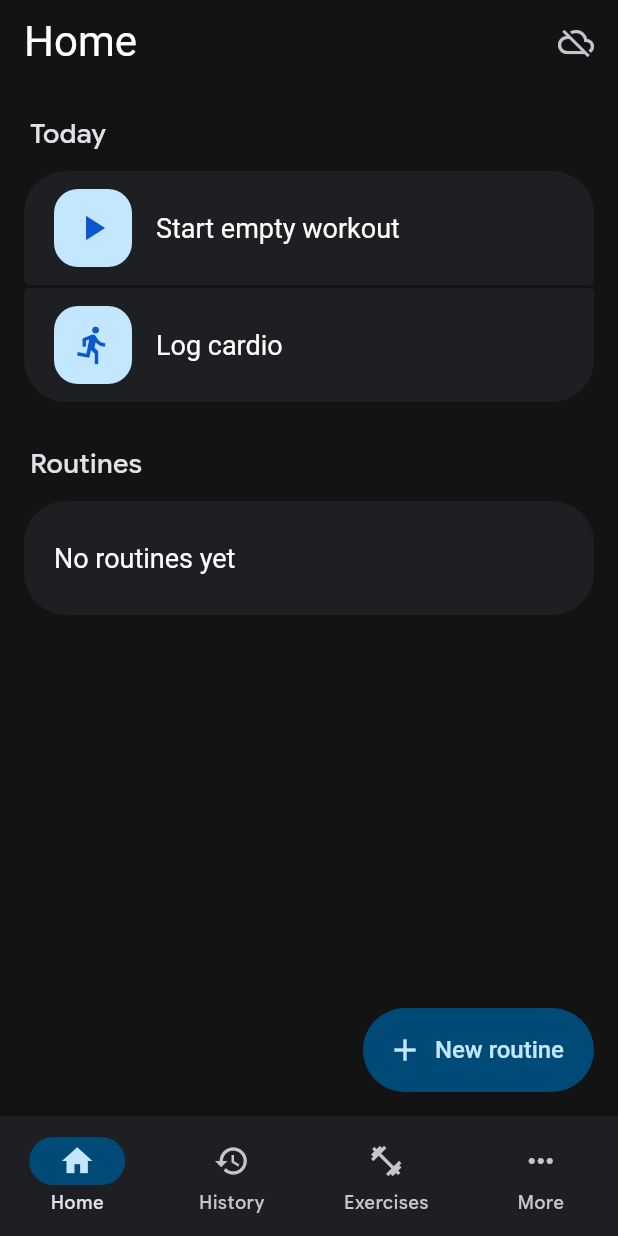
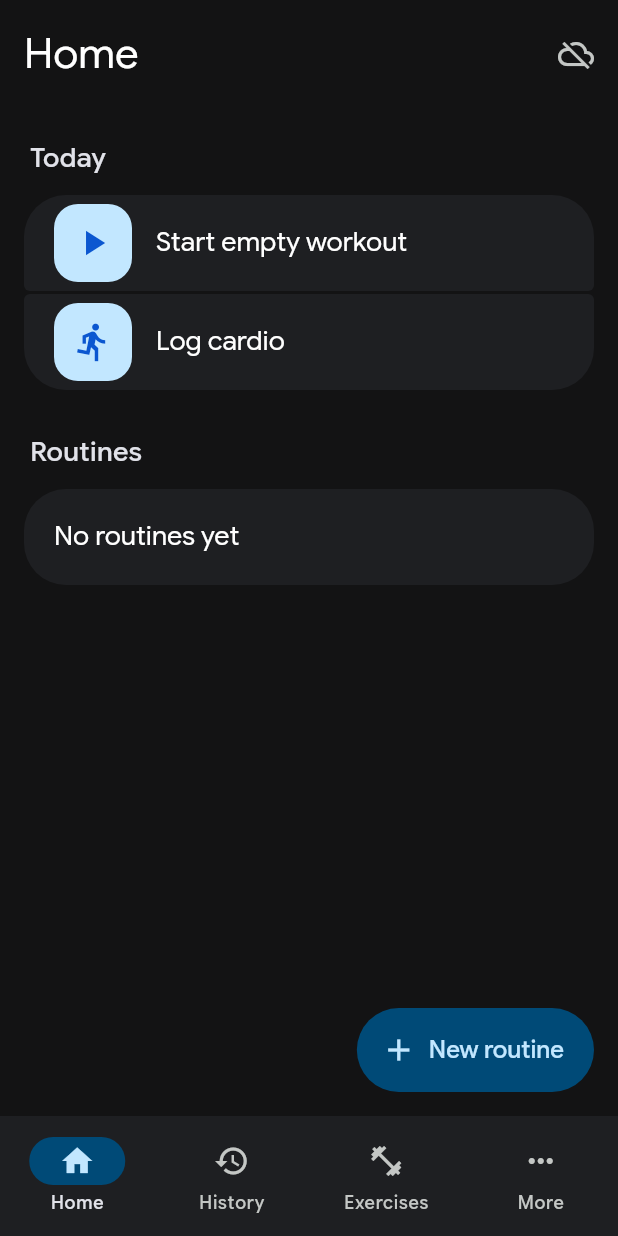
Before and after one commit to danielrispler/timburr, a Flutter app: the screen it shows after launch, after a tap on the "close" icon, on a phone screen of 412 x 824 dp. Run offline on Flutter 3.47's test engine with Material 3 defaults, Android fonts, the phone set to English and light mode, and no system bars; our stand-ins replace connectivity_plus, drift, drift_flutter, file_picker, fl_chart, flutter_local_notifications and 3 more; accounts and stored records are empty; generated files the repository leaves out were written again.

Commit message:
Finish the Google Health restyle and fix review findings
Pinned full-width bottom buttons (BottomAction) on workout, routine
editor, cardio form and import; tonal "Add exercises"; outlined filter
chips on the picker; timer pill in the rest bar; icon tiles on workout
cards. Theme no longer hard-codes text colors or hides dividers, dense
tiles keep their height, and grouped tiles share one helper.

Co-Authored-By: Claude Opus 5.5 (1M context) <noreply@anthropic.com>

```diff
--- a/lib/ui/backup/backup_screen.dart
+++ b/lib/ui/backup/backup_screen.dart
@@ -6,10 +6,10 @@ import 'package:flutter/material.dart';
 import 'package:path_provider/path_provider.dart';
 import 'package:share_plus/share_plus.dart';
 
-import '../core/theme.dart';
 import '../../data/backup.dart';
 import '../../data/db.dart';
 import '../../data/sync.dart';
+import '../core/theme.dart';
 
 /// More > Backup / Restore. Export opens the share sheet; restore asks replace or merge, then confirms.
 class BackupScreen extends StatefulWidget {
--- a/lib/ui/cardio/cardio_stats.dart
+++ b/lib/ui/cardio/cardio_stats.dart
@@ -1,9 +1,9 @@
 import 'package:fl_chart/fl_chart.dart';
 import 'package:flutter/material.dart';
 
-import '../core/theme.dart';
 import '../../data/cardio.dart';
 import '../../data/db.dart';
+import '../core/theme.dart';
 
 String _time(int sec) {
   final h = sec ~/ 3600, m = (sec % 3600) ~/ 60, s = sec % 60;
--- a/lib/ui/core/theme.dart
+++ b/lib/ui/core/theme.dart
@@ -10,35 +10,33 @@ const _tonal = Color(0xFF004A77);
 const _onTonal = Color(0xFFC2E7FF);
 const _iconTile = Color(0xFFC2E7FF);
 const _onIconTile = Color(0xFF0B57D0);
+const _onSurfaceVariant = Color(0xFFC4C7C5);
 
-final _pill = WidgetStatePropertyAll(const StadiumBorder());
+const _pill = WidgetStatePropertyAll(StadiumBorder());
 const _bigButton = WidgetStatePropertyAll(Size(64, 52));
-const _buttonText = WidgetStatePropertyAll(
-  TextStyle(fontSize: 16, fontWeight: FontWeight.w500),
-);
+const _buttonText = WidgetStatePropertyAll(TextStyle(fontSize: 16, fontWeight: FontWeight.w500));
+const _buttons = ButtonStyle(shape: _pill, minimumSize: _bigButton, textStyle: _buttonText);
 
 ThemeData buildDarkTheme() {
-  final scheme =
-      ColorScheme.fromSeed(
-        seedColor: _primary,
-        brightness: Brightness.dark,
-      ).copyWith(
+  final scheme = ColorScheme.fromSeed(seedColor: _primary, brightness: Brightness.dark).copyWith(
       surface: _bg,
       surfaceContainerLowest: _bg,
       surfaceContainerLow: _surface,
       surfaceContainer: _surface,
       surfaceContainerHigh: _surfaceHigh,
       surfaceContainerHighest: _surfaceHigh,
+      onSurfaceVariant: _onSurfaceVariant,
       primary: _primary,
       onPrimary: _onPrimary,
       primaryContainer: _iconTile,
       onPrimaryContainer: _onIconTile,
       secondaryContainer: _tonal,
       onSecondaryContainer: _onTonal,
+      outlineVariant: const Color(0xFF444746),
       error: const Color(0xFFF2B8B5),
-        errorContainer: const Color(0xFFB3261E),
-      );
+      errorContainer: const Color(0xFFB3261E));
   final input = OutlineInputBorder(borderRadius: BorderRadius.circular(8));
+  // Sizes only: colors come from the scheme so disabled and error states still apply.
   return ThemeData(
     colorScheme: scheme,
     fontFamily: 'GoogleSans',
@@ -47,92 +45,66 @@ ThemeData buildDarkTheme() {
         backgroundColor: _bg,
         surfaceTintColor: Colors.transparent,
         scrolledUnderElevation: 0,
-      titleTextStyle: TextStyle(
-        fontSize: 28,
-        fontWeight: FontWeight.w400,
-        color: Colors.white,
-      ),
-    ),
+        centerTitle: false,
+        toolbarHeight: 72,
+        titleTextStyle: TextStyle(fontFamily: 'GoogleSans', fontSize: 28)),
     cardTheme: CardThemeData(
         color: _surface,
         elevation: 0,
         margin: const EdgeInsets.symmetric(vertical: 4),
-      shape: RoundedRectangleBorder(borderRadius: BorderRadius.circular(24)),
-    ),
+        shape: RoundedRectangleBorder(borderRadius: BorderRadius.circular(28))),
     listTileTheme: const ListTileThemeData(
-      contentPadding: EdgeInsets.symmetric(horizontal: 20, vertical: 6),
-      minTileHeight: 64,
-      titleTextStyle: TextStyle(fontSize: 18, color: Colors.white),
-      subtitleTextStyle: TextStyle(fontSize: 15, color: Color(0xFFC4C7C5)),
-    ),
-    filledButtonTheme: FilledButtonThemeData(
-      style: ButtonStyle(
-        shape: _pill,
-        minimumSize: _bigButton,
-        textStyle: _buttonText,
-      ),
-    ),
-    outlinedButtonTheme: OutlinedButtonThemeData(
-      style: ButtonStyle(
-        shape: _pill,
-        minimumSize: _bigButton,
-        textStyle: _buttonText,
-      ),
-    ),
-    textButtonTheme: TextButtonThemeData(
-      style: ButtonStyle(shape: _pill, textStyle: _buttonText),
-    ),
+        contentPadding: EdgeInsets.symmetric(horizontal: 20, vertical: 4),
+        titleTextStyle: TextStyle(fontFamily: 'GoogleSans', fontSize: 18),
+        subtitleTextStyle: TextStyle(fontFamily: 'GoogleSans', fontSize: 15)),
+    filledButtonTheme: const FilledButtonThemeData(style: _buttons),
+    outlinedButtonTheme: const OutlinedButtonThemeData(style: _buttons),
+    textButtonTheme: const TextButtonThemeData(style: ButtonStyle(shape: _pill, textStyle: _buttonText)),
     floatingActionButtonTheme: const FloatingActionButtonThemeData(
         backgroundColor: _tonal,
         foregroundColor: _onTonal,
         elevation: 0,
         shape: StadiumBorder(),
-      extendedTextStyle: TextStyle(fontSize: 16, fontWeight: FontWeight.w500),
-    ),
+        extendedTextStyle: TextStyle(fontFamily: 'GoogleSans', fontSize: 16, fontWeight: FontWeight.w500)),
     inputDecorationTheme: InputDecorationTheme(
         border: input,
-      enabledBorder: input.copyWith(
-        borderSide: const BorderSide(color: Color(0xFF8E918F)),
-      ),
-      focusedBorder: input.copyWith(
-        borderSide: const BorderSide(color: _primary, width: 2),
-      ),
-    ),
+        enabledBorder: input.copyWith(borderSide: const BorderSide(color: Color(0xFF8E918F))),
+        focusedBorder: input.copyWith(borderSide: const BorderSide(color: _primary, width: 2))),
     searchBarTheme: const SearchBarThemeData(
-      backgroundColor: WidgetStatePropertyAll(_surfaceHigh),
-      elevation: WidgetStatePropertyAll(0),
-    ),
+        backgroundColor: WidgetStatePropertyAll(_surfaceHigh), elevation: WidgetStatePropertyAll(0)),
+    chipTheme: ChipThemeData(
+        backgroundColor: _bg,
+        selectedColor: _tonal,
+        shape: RoundedRectangleBorder(borderRadius: BorderRadius.circular(8)),
+        labelStyle: const TextStyle(fontFamily: 'GoogleSans', fontSize: 15)),
     dialogTheme: DialogThemeData(
-      backgroundColor: _surfaceHigh,
-      shape: RoundedRectangleBorder(borderRadius: BorderRadius.circular(28)),
-    ),
-    bottomSheetTheme: const BottomSheetThemeData(
-      backgroundColor: _surface,
-      showDragHandle: true,
-    ),
-    navigationBarTheme: const NavigationBarThemeData(
-      backgroundColor: _surface,
-      indicatorColor: _tonal,
-      elevation: 0,
-    ),
+        backgroundColor: _surfaceHigh, shape: RoundedRectangleBorder(borderRadius: BorderRadius.circular(28))),
+    bottomSheetTheme: const BottomSheetThemeData(backgroundColor: _surface, showDragHandle: true),
+    navigationBarTheme: const NavigationBarThemeData(backgroundColor: _surface, indicatorColor: _tonal, elevation: 0),
     segmentedButtonTheme: SegmentedButtonThemeData(
         style: ButtonStyle(
-        backgroundColor: WidgetStateProperty.resolveWith(
-          (s) => s.contains(WidgetState.selected) ? _tonal : null,
-        ),
-        foregroundColor: WidgetStateProperty.resolveWith(
-          (s) => s.contains(WidgetState.selected) ? _onTonal : null,
-        ),
-      ),
-    ),
-    checkboxTheme: CheckboxThemeData(
-      shape: RoundedRectangleBorder(borderRadius: BorderRadius.circular(4)),
-    ),
-    dividerTheme: const DividerThemeData(color: Colors.transparent, space: 16),
+            backgroundColor: WidgetStateProperty.resolveWith((s) => s.contains(WidgetState.selected) ? _tonal : null),
+            foregroundColor:
+                WidgetStateProperty.resolveWith((s) => s.contains(WidgetState.selected) ? _onTonal : null))),
+    checkboxTheme: CheckboxThemeData(shape: RoundedRectangleBorder(borderRadius: BorderRadius.circular(4))),
   );
 }
 
-/// Google Health style grouped list: 2px gaps, big outer corners, small inner ones.
+/// One item of a Google Health style grouped list: 2px gaps, big outer corners, small inner ones.
+/// Lazy lists call this per item; TileGroup wraps a short fixed list.
+Widget groupedTile(int i, int n, Widget child) {
+  const big = Radius.circular(28), small = Radius.circular(4);
+  return Padding(
+    padding: EdgeInsets.only(top: i == 0 ? 0 : 2),
+    child: Material(
+      color: _surface,
+      clipBehavior: Clip.antiAlias,
+      borderRadius: BorderRadius.vertical(top: i == 0 ? big : small, bottom: i == n - 1 ? big : small),
+      child: child,
+    ),
+  );
+}
+
 class TileGroup extends StatelessWidget {
   const TileGroup({super.key, required this.children, this.title});
 
@@ -140,42 +112,25 @@ class TileGroup extends StatelessWidget {
   final String? title;
 
   @override
-  Widget build(BuildContext context) {
-    const big = Radius.circular(28), small = Radius.circular(4);
-    final n = children.length;
-    return Padding(
+  Widget build(BuildContext context) => Padding(
         padding: const EdgeInsets.fromLTRB(16, 8, 16, 8),
-      child: Column(
-        crossAxisAlignment: CrossAxisAlignment.start,
-        children: [
-          if (title != null)
-            Padding(
-              padding: const EdgeInsets.fromLTRB(4, 12, 4, 12),
-              child: Text(
-                title!,
-                style: const TextStyle(
-                  fontSize: 18,
-                  fontWeight: FontWeight.w500,
-                ),
-              ),
-            ),
-          for (var i = 0; i < n; i++)
-            Padding(
-              padding: EdgeInsets.only(top: i == 0 ? 0 : 2),
-              child: Material(
-                color: _surface,
-                clipBehavior: Clip.antiAlias,
-                borderRadius: BorderRadius.vertical(
-                  top: i == 0 ? big : small,
-                  bottom: i == n - 1 ? big : small,
-                ),
-                child: children[i],
-              ),
-            ),
-        ],
-      ),
+        child: Column(crossAxisAlignment: CrossAxisAlignment.start, children: [
+          if (title != null) SectionTitle(title!),
+          for (var i = 0; i < children.length; i++) groupedTile(i, children.length, children[i]),
+        ]),
       );
 }
+
+class SectionTitle extends StatelessWidget {
+  const SectionTitle(this.text, {super.key});
+
+  final String text;
+
+  @override
+  Widget build(BuildContext context) => Padding(
+        padding: const EdgeInsets.fromLTRB(4, 12, 4, 12),
+        child: Text(text, style: const TextStyle(fontSize: 18, fontWeight: FontWeight.w500)),
+      );
 }
 
 /// Light-blue rounded square holding an icon, used as a list tile's leading.
@@ -188,29 +143,35 @@ class IconTile extends StatelessWidget {
   Widget build(BuildContext context) => Container(
         width: 52,
         height: 52,
-    decoration: BoxDecoration(
-      color: _iconTile,
-      borderRadius: BorderRadius.circular(16),
-    ),
+        decoration: BoxDecoration(color: _iconTile, borderRadius: BorderRadius.circular(16)),
         child: Icon(icon, color: _onIconTile, size: 28),
       );
 }
 
-/// Icon for an exercise's IconTile, by its primary muscle (catalog muscle names).
+/// Full-width pill buttons pinned at the bottom of a screen, as in Google Health. Use as bottomNavigationBar.
+class BottomAction extends StatelessWidget {
+  const BottomAction({super.key, required this.children});
+
+  final List<Widget> children;
+
+  @override
+  Widget build(BuildContext context) => SafeArea(
+        child: Padding(
+          padding: const EdgeInsets.fromLTRB(16, 8, 16, 12),
+          child: Column(mainAxisSize: MainAxisSize.min, crossAxisAlignment: CrossAxisAlignment.stretch, children: [
+            for (final (i, c) in children.indexed) Padding(padding: EdgeInsets.only(top: i == 0 ? 0 : 8), child: c),
+          ]),
+        ),
+      );
+}
+
+/// Icon for an exercise's IconTile, by its primary muscle. Names are the catalog's (assets/exercises.json);
+/// an unknown name falls back to the generic icon.
 IconData muscleIcon(String? muscle) => switch (muscle) {
       'abdominals' || 'lower back' => Icons.self_improvement,
-  'quadriceps' ||
-  'hamstrings' ||
-  'glutes' ||
-  'calves' ||
-  'abductors' ||
-  'adductors' => Icons.directions_run,
-  'chest' || 'shoulders' || 'triceps' => Icons.sports_martial_arts,
-  'lats' ||
-  'middle back' ||
-  'traps' ||
-  'biceps' ||
-  'forearms' => Icons.sports_gymnastics,
+      'quadriceps' || 'hamstrings' || 'glutes' || 'calves' || 'abductors' || 'adductors' => Icons.directions_walk,
+      'chest' || 'shoulders' || 'triceps' => Icons.fitness_center,
+      'lats' || 'middle back' || 'traps' || 'biceps' || 'forearms' => Icons.sports_gymnastics,
       'neck' => Icons.accessibility_new,
-  _ => Icons.fitness_center,
+      _ => Icons.sports_martial_arts,
     };
--- a/lib/ui/exercises/exercise_detail.dart
+++ b/lib/ui/exercises/exercise_detail.dart
@@ -1,11 +1,11 @@
 import 'package:fl_chart/fl_chart.dart';
 import 'package:flutter/material.dart';
 
-import '../core/theme.dart';
 import '../../data/catalog.dart';
 import '../../data/db.dart';
 import '../../data/records.dart';
 import '../../data/workouts.dart';
+import '../core/theme.dart';
 
 const loadTypes = ['weighted', 'bodyweight', 'timed'];
 
@@ -271,7 +271,7 @@ class _CustomExerciseFormState extends State<CustomExerciseForm> {
 
   @override
   Widget build(BuildContext context) {
-    InputDecoration deco(String label) => InputDecoration(labelText: label, border: const OutlineInputBorder());
+    InputDecoration deco(String label) => InputDecoration(labelText: label);
     return Scaffold(
       appBar: AppBar(
         title: Text(widget.entry == null ? 'New exercise' : 'Edit exercise'),
--- a/lib/ui/exercises/exercise_picker.dart
+++ b/lib/ui/exercises/exercise_picker.dart
@@ -2,8 +2,8 @@ import 'dart:async';
 
 import 'package:flutter/material.dart';
 
+import '../../data/catalog.dart';
 import '../core/theme.dart';
-import '../../data/catalog.dart';
 
 /// Search plus muscle and equipment filters over the catalog. Reused by later tickets to pick an exercise.
 class ExercisePicker extends StatefulWidget {
@@ -34,19 +34,29 @@ class _ExercisePickerState extends State<ExercisePicker> {
     if (mounted) setState(() => _entries = entries);
   }
 
-  Widget _filter(String label, String? value, List<String> options, ValueChanged<String?> onChanged) => Expanded(
-        child: DropdownButtonFormField<String?>(
-          initialValue: value,
-          isExpanded: true,
-          decoration: InputDecoration(labelText: label, isDense: true),
-          items: [
-            const DropdownMenuItem(value: null, child: Text('Any')),
-            for (final o in options) DropdownMenuItem(value: o, child: Text(o)),
-          ],
-          onChanged: (v) {
-            onChanged(v);
+  /// Outlined chip with a drop-down arrow, as in Google Health. '' in the menu means "Any".
+  Widget _filter(String label, String? value, List<String> options, ValueChanged<String?> onChanged) =>
+      PopupMenuButton<String>(
+        tooltip: label,
+        onSelected: (v) {
+          onChanged(v.isEmpty ? null : v);
           _reload();
         },
+        itemBuilder: (_) => [
+          const PopupMenuItem(value: '', child: Text('Any')),
+          for (final o in options) PopupMenuItem(value: o, child: Text(o)),
+        ],
+        child: Container(
+          padding: const EdgeInsets.fromLTRB(16, 8, 8, 8),
+          decoration: BoxDecoration(
+            color: value == null ? null : Theme.of(context).colorScheme.secondaryContainer,
+            border: Border.all(color: Theme.of(context).colorScheme.outline),
+            borderRadius: BorderRadius.circular(8),
+          ),
+          child: Row(mainAxisSize: MainAxisSize.min, children: [
+            Text(value ?? label, style: const TextStyle(fontSize: 15)),
+            const Icon(Icons.arrow_drop_down),
+          ]),
         ),
       );
 
@@ -72,9 +82,9 @@ class _ExercisePickerState extends State<ExercisePicker> {
             Padding(
               padding: const EdgeInsets.symmetric(horizontal: 16),
               child: Row(children: [
-                _filter('Muscle', _muscle, widget.catalog.muscles, (v) => _muscle = v),
-                const SizedBox(width: 12),
                 _filter('Equipment', _equipment, widget.catalog.equipment, (v) => _equipment = v),
+                const SizedBox(width: 8),
+                _filter('Muscle group', _muscle, widget.catalog.muscles, (v) => _muscle = v),
               ]),
             ),
             if (widget.onCreate case final create?)
@@ -98,16 +108,12 @@ class _ExercisePickerState extends State<ExercisePicker> {
                           itemCount: entries.length,
                           itemBuilder: (_, i) {
                             final e = entries[i];
-                            const big = Radius.circular(28), small = Radius.circular(4);
-                            // Same look as TileGroup, kept per item so the list stays lazy.
                             return Padding(
-                              padding: EdgeInsets.fromLTRB(16, i == 0 ? 8 : 2, 16, 0),
-                              child: Material(
-                                color: Theme.of(context).colorScheme.surfaceContainer,
-                                clipBehavior: Clip.antiAlias,
-                                borderRadius: BorderRadius.vertical(
-                                    top: i == 0 ? big : small, bottom: i == entries.length - 1 ? big : small),
-                                child: ListTile(
+                              padding: EdgeInsets.fromLTRB(16, i == 0 ? 8 : 0, 16, 0),
+                              child: groupedTile(
+                                i,
+                                entries.length,
+                                ListTile(
                                   leading: IconTile(muscleIcon(e.muscles.firstOrNull)),
                                   title: Text(e.name),
                                   subtitle: Text([...e.muscles, ?e.equipment].join(' · ')),
--- a/lib/ui/history/history_screen.dart
+++ b/lib/ui/history/history_screen.dart
@@ -1,10 +1,10 @@
 import 'package:flutter/material.dart';
 
-import '../core/theme.dart';
 import '../../data/cardio.dart';
 import '../../data/catalog.dart';
 import '../../data/db.dart';
 import '../../data/workouts.dart';
+import '../core/theme.dart';
 import '../cardio/cardio_form.dart';
 import '../workouts/workout_screen.dart';
 
--- a/lib/ui/routines/routines_home.dart
+++ b/lib/ui/routines/routines_home.dart
@@ -1,11 +1,11 @@
 import 'package:flutter/material.dart';
 
-import '../core/theme.dart';
 import '../../data/cardio.dart';
 import '../../data/catalog.dart';
 import '../../data/db.dart';
 import '../../data/routines.dart';
 import '../../data/workouts.dart';
+import '../core/theme.dart';
 import '../backup/backup_screen.dart';
 import '../cardio/cardio_form.dart';
 import '../workouts/workout_screen.dart';
@@ -90,10 +90,14 @@ class RoutinesHome extends StatelessWidget {
                           title: Text(r.name),
                           subtitle: r.stickyNote == null || r.stickyNote!.isEmpty ? null : Text(r.stickyNote!),
                           leading: const IconTile(Icons.fitness_center),
-                          trailing: IconButton.filledTonal(
-                              icon: const Icon(Icons.play_arrow),
-                              tooltip: 'Start ${r.name}',
-                              onPressed: () => _start(context, routineId: r.id)),
+                          trailing: Row(mainAxisSize: MainAxisSize.min, children: [
+                            IconButton(
+                                icon: const Icon(Icons.edit), tooltip: 'Edit ${r.name}', onPressed: () => _open(context, r.id)),
+                            IconButton.filledTonal(
+                                icon: const Icon(Icons.play_arrow),
+                                tooltip: 'Start ${r.name}',
+                                onPressed: () => _start(context, routineId: r.id)),
+                          ]),
                           onTap: () => _open(context, r.id),
                         ),
                     ]),
--- a/lib/ui/sync/sync_ui.dart
+++ b/lib/ui/sync/sync_ui.dart
@@ -1,11 +1,11 @@
 import 'package:flutter/material.dart';
 import 'package:supabase_flutter/supabase_flutter.dart';
 
-import '../core/theme.dart';
 import '../../data/cardio.dart';
 import '../../data/catalog.dart';
 import '../../data/importer.dart';
 import '../../data/sync.dart';
+import '../core/theme.dart';
 import '../backup/backup_screen.dart';
 import '../cardio/cardio_stats.dart';
 import '../import/import_screen.dart';
```
Also changed, not shown: lib/ui/cardio/cardio_form.dart (+14 -9 lines), lib/ui/import/import_screen.dart (+13 -12 lines), lib/ui/routines/routine_editor.dart (+10 -13 lines), lib/ui/workouts/rest_bar.dart (+17 -8 lines), lib/ui/workouts/workout_screen.dart (+20 -11 lines). Lines whose indentation alone changed are shown as unchanged.
